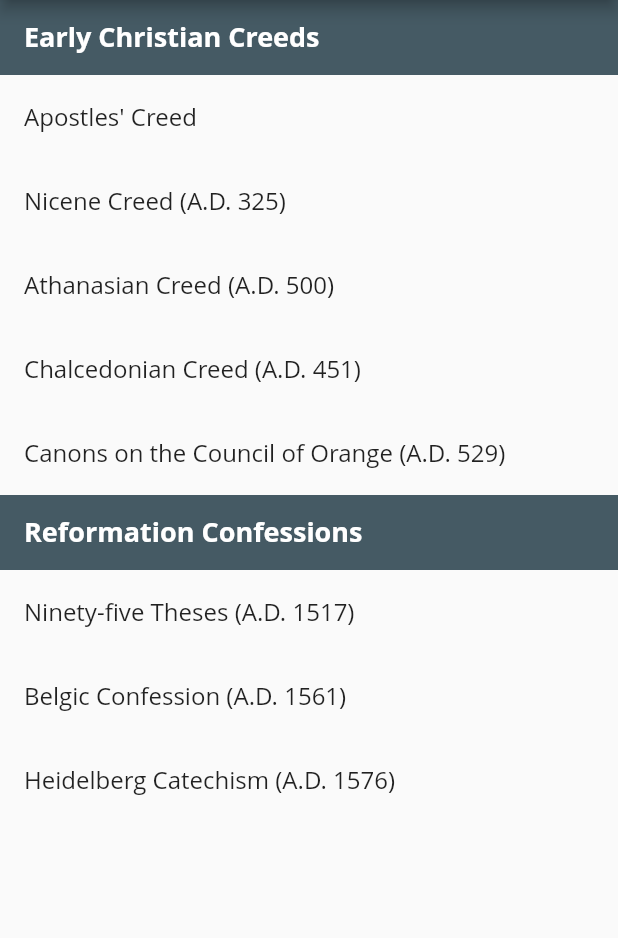
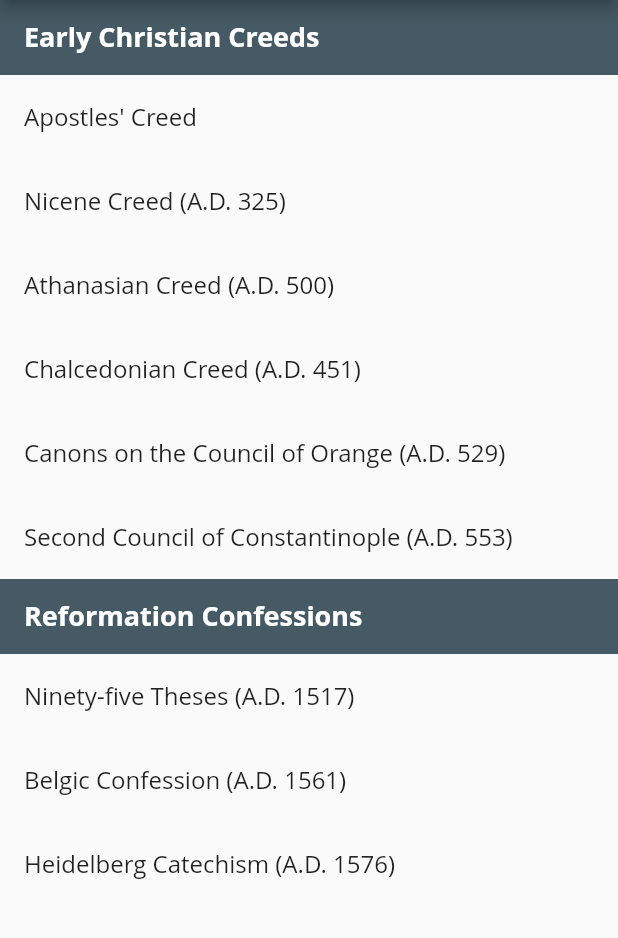
Before and after one commit to json469/sound_doctrine, a Flutter app: the screen it shows after launch, on a phone screen of 412 x 824 dp, the part 84-1022 px from its top. Run offline on Flutter 3.47's test engine with Material 2 defaults, Android fonts, the phone set to English and light mode, and no system bars; our stand-ins replace sticky_headers.

Commit message:
Add Second Council of Constantinople

```diff
--- a/lib/navigation_page.dart
+++ b/lib/navigation_page.dart
@@ -5,6 +5,7 @@ import 'nicene_creed/nicenecreed_page.dart';
 import 'athanasian_creed/athanasiancreed_page.dart';
 import 'chalcedonian_creed/chalcedoniancreed_page.dart';
 import 'counciloforange_canon/counciloforangecanon_page.dart';
+import 'second_council_of_contantionople/second_council_of_contantionople_page.dart';
 import 'ninetyfive_theses/ninteyfivethesese_page.dart';
 import 'heidelberg_confession/heidelberg_page.dart';
 import 'belgic_confession/belgic_page.dart';
@@ -45,6 +46,10 @@ List<Widget> _buildCreedsList(BuildContext context) {
     NavigationPageItem(
       title: "Canons on the Council of Orange (A.D. 529)",
       route: CouncilOfOrangeCanonPage(),
+    ),
+    NavigationPageItem(
+      title: "Second Council of Constantinople (A.D. 553)",
+      route: SecondCouncilOfContantionoplePage(),
     ),
   ];
 
```
Also changed, not shown: lib/second_council_of_contantionople/data/second_council_of_contantionople.dart (added, +4 -0 lines), lib/second_council_of_contantionople/second_council_of_contantionople_page.dart (added, +18 -0 lines).
